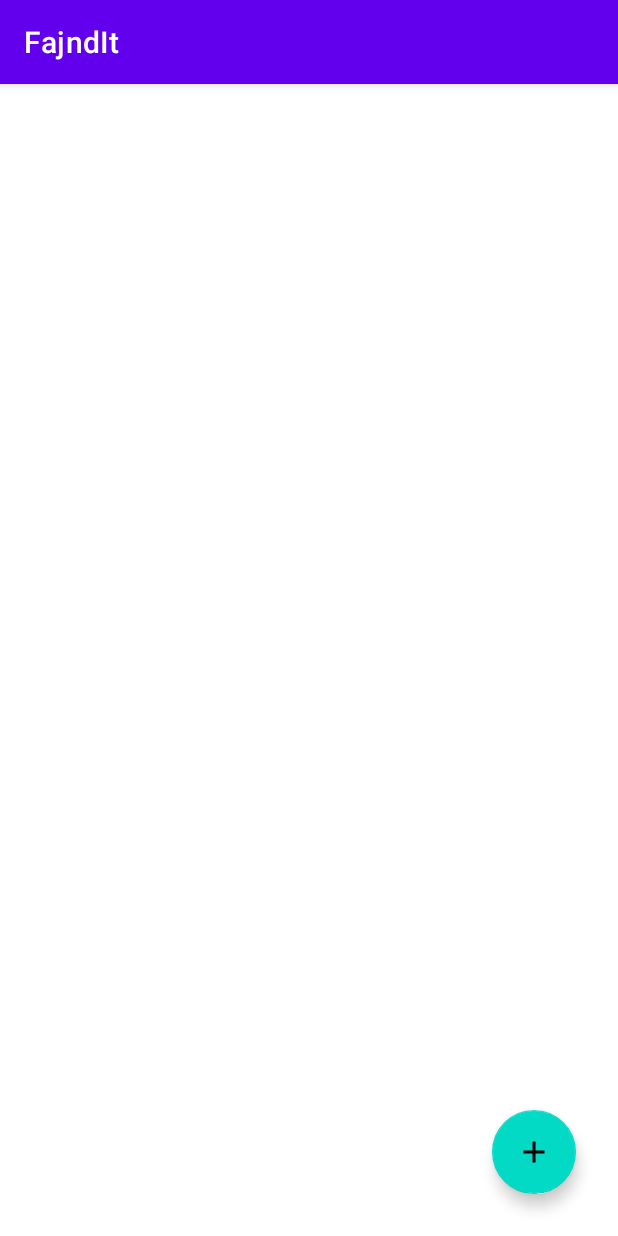
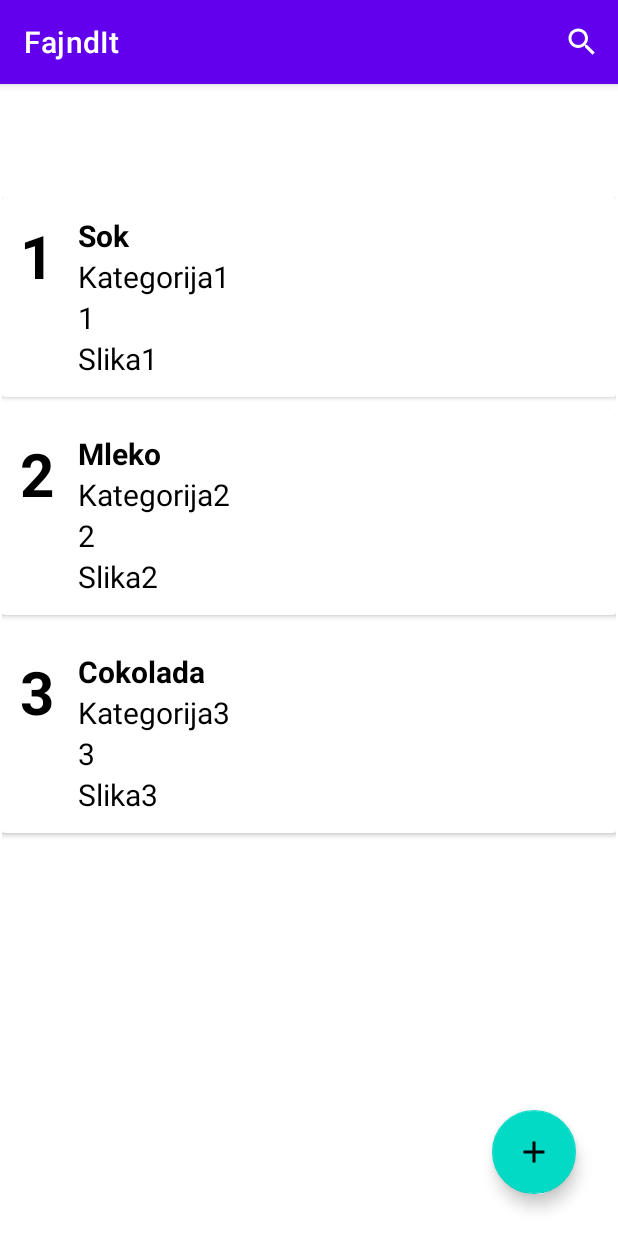
Before and after one commit to Prezely/FajndItApp, an Android app: the screen it shows after launch (MainActivity), on a phone screen of 412 x 824 dp. Run offline under Robolectric (Android 15) with nearby library versions, the phone set to English and light mode, and no system bars.

Commit message:
Brez Baze + Search (ne dela)

```diff
--- a/app/src/main/java/si/uni_lj/fe/tnuv/fajndit2/CustomAdapter.java
+++ b/app/src/main/java/si/uni_lj/fe/tnuv/fajndit2/CustomAdapter.java
@@ -4,31 +4,32 @@ import android.content.Context;
 import android.view.LayoutInflater;
 import android.view.View;
 import android.view.ViewGroup;
+import android.widget.Filter;
+import android.widget.Filterable;
 import android.widget.TextView;
 
 import androidx.annotation.NonNull;
 import androidx.recyclerview.widget.RecyclerView;
 
 import java.util.ArrayList;
+import java.util.List;
 import java.util.zip.Inflater;
 
-public class CustomAdapter extends RecyclerView.Adapter<CustomAdapter.MyViewHolder> {
+public class CustomAdapter extends RecyclerView.Adapter<CustomAdapter.MyViewHolder> implements Filterable {
 
     private Context context;
-    private ArrayList izdelek_id,  izdelek_ime, izdelek_kategorija, izdelek_cena, izdelek_slika;
+
+    private List<Izdelek> vsiIzdelki;
+
+    private List<Izdelek> izbraniIzdelki;
+
+
 
     CustomAdapter(Context context,
-                  ArrayList izdelek_id,
-                  ArrayList izdelek_ime,
-                  ArrayList izdelek_kategorija,
-                  ArrayList izdelek_cena,
-                  ArrayList izdelek_slika){
+                  List<Izdelek> vsiIzdelki){
         this.context = context;
-        this.izdelek_id = izdelek_id;
-        this.izdelek_ime = izdelek_ime;
-        this.izdelek_kategorija = izdelek_kategorija;
-        this.izdelek_cena = izdelek_cena;
-        this.izdelek_slika = izdelek_slika;
+        this.vsiIzdelki = vsiIzdelki;
+        izbraniIzdelki = new ArrayList<>(vsiIzdelki);
     }
 
     @NonNull
@@ -42,16 +43,16 @@ public class CustomAdapter extends RecyclerView.Adapter<CustomAdapter.MyViewHold
 
     @Override
     public void onBindViewHolder(@NonNull MyViewHolder holder, int position) {
-        holder.izdelek_id_txt.setText(String.valueOf(izdelek_id.get(position)));
-        holder.izdelek_ime_txt.setText(String.valueOf(izdelek_ime.get(position)));
-        holder.izdelek_kategorija_txt.setText(String.valueOf(izdelek_kategorija.get(position)));
-        holder.izdelek_cena_txt.setText(String.valueOf(izdelek_cena.get(position)));
-        holder.izdelek_slika_txt.setText(String.valueOf(izdelek_slika.get(position)));
+        holder.izdelek_id_txt.setText(String.valueOf(vsiIzdelki.get(position).getId()));
+        holder.izdelek_ime_txt.setText(String.valueOf(vsiIzdelki.get(position).getIme()));
+        holder.izdelek_kategorija_txt.setText(String.valueOf(vsiIzdelki.get(position).getKategorija()));
+        holder.izdelek_cena_txt.setText(String.valueOf(vsiIzdelki.get(position).getCena()));
+        holder.izdelek_slika_txt.setText(String.valueOf(vsiIzdelki.get(position).getSlika()));
     }
 
     @Override
     public int getItemCount() {
-        return izdelek_id.size();
+        return vsiIzdelki.size();
     }
 
     public class MyViewHolder extends RecyclerView.ViewHolder {
@@ -67,4 +68,49 @@ public class CustomAdapter extends RecyclerView.Adapter<CustomAdapter.MyViewHold
 
         }
     }
+
+    @Override
+    public Filter getFilter() {
+        return filterIzdelkov;
+    }
+
+    private Filter filterIzdelkov = new Filter() {
+        @Override
+        protected FilterResults performFiltering(CharSequence charSequence) {
+
+            List<Izdelek> filtriraniIzdelki = new ArrayList<>();
+
+            if (charSequence == null || charSequence.length() == 0) {
+                filtriraniIzdelki.addAll(izbraniIzdelki);
+            }
+            else {
+                String filterPattern = charSequence.toString().toLowerCase().trim();
+
+                for (Izdelek izdelek : izbraniIzdelki) {
+
+                    if (izdelek.getIme().toLowerCase().contains(filterPattern)) {
+                        filtriraniIzdelki.add(izdelek);
+                    }
+                }
+            }
+
+            FilterResults results = new FilterResults();
+            results.values = filtriraniIzdelki;
+            return results;
+        }
+
+        @Override
+        protected void publishResults(CharSequence charSequence, FilterResults filterResults) {
+            izbraniIzdelki.clear();
+
+            System.out.println("Filtriraj");
+
+
+            izbraniIzdelki.addAll((List) filterResults.values);
+
+            System.out.println(filterResults.values);
+
+            notifyDataSetChanged();
+        }
+    };
 }
--- /dev/null
+++ b/app/src/main/java/si/uni_lj/fe/tnuv/fajndit2/Izdelek.java
@@ -0,0 +1,43 @@
+package si.uni_lj.fe.tnuv.fajndit2;
+
+import android.graphics.Bitmap;
+
+public class Izdelek {
+
+    private String uid;
+    private String uime;
+    private String ukategorija;
+    private int ucena;
+    private String uslika;
+
+    public Izdelek(String id, String ime, String kategorija, int cena, String slika) {
+        uid = id;
+        uime = ime;
+        ukategorija = kategorija;
+        ucena = cena;
+        uslika = slika;
+    }
+
+    public void setId(String id) { uid = id; }
+    public String getId() {
+        return uid;
+    }
+
+    public void setIme(String ime) { uime = ime; }
+    public String getIme() { return uime; }
+
+    public void setKategorija(String kategorija) { ukategorija = kategorija; }
+    public String getKategorija() {
+        return ukategorija;
+    }
+
+    public void setCena(int cena) { ucena = cena; }
+    public int getCena() {
+        return ucena;
+    }
+
+    public void setSlika(String slika) { uslika = slika; }
+    public String getSlika() {
+        return uslika;
+    }
+}
--- a/app/src/main/java/si/uni_lj/fe/tnuv/fajndit2/MainActivity.java
+++ b/app/src/main/java/si/uni_lj/fe/tnuv/fajndit2/MainActivity.java
@@ -6,13 +6,19 @@ import androidx.recyclerview.widget.RecyclerView;
 
 import android.content.Intent;
 import android.database.Cursor;
+import android.graphics.BitmapFactory;
 import android.os.Bundle;
+import android.view.Menu;
+import android.view.MenuInflater;
+import android.view.MenuItem;
 import android.view.View;
+import android.widget.SearchView;
 import android.widget.Toast;
 
 import com.google.android.material.floatingactionbutton.FloatingActionButton;
 
 import java.util.ArrayList;
+import java.util.List;
 
 public class MainActivity extends AppCompatActivity {
 
@@ -20,7 +26,12 @@ public class MainActivity extends AppCompatActivity {
     FloatingActionButton add_button;
 
     MyDatabseHelper myDB;
-    ArrayList<String> izdelek_id, izdelek_ime, izdelek_kategorija, izdelek_cena, izdelek_slika;
+
+    ArrayList<String> izdelek_id;
+    ArrayList<String> izdelek_ime;
+    ArrayList<String> izdelek_kategorija;
+    ArrayList<String> izdelek_cena;
+    ArrayList<String> izdelek_slika;
 
     CustomAdapter customAdapter;
 
@@ -28,6 +39,12 @@ public class MainActivity extends AppCompatActivity {
     protected void onCreate(Bundle savedInstanceState) {
         super.onCreate(savedInstanceState);
         setContentView(R.layout.activity_main);
+
+        List<Izdelek> vsiIzdelki = new ArrayList<Izdelek>();
+
+        vsiIzdelki.add(new Izdelek("1", "Sok", "Kategorija1", 1, "Slika1"));
+        vsiIzdelki.add(new Izdelek("2", "Mleko", "Kategorija2", 2, "Slika2"));
+        vsiIzdelki.add(new Izdelek("3", "Cokolada", "Kategorija3", 3, "Slika3"));
 
         recView = findViewById(R.id.recycleView);
         add_button = findViewById(R.id.add_button);
@@ -46,11 +63,52 @@ public class MainActivity extends AppCompatActivity {
         izdelek_cena = new ArrayList<>();
         izdelek_slika = new ArrayList<>();
 
-        storeDataInArrays();
+        //storeDataInArrays();
 
-        customAdapter = new CustomAdapter(MainActivity.this, izdelek_id, izdelek_ime, izdelek_kategorija, izdelek_cena, izdelek_slika);
+        izdelek_id.add("1");
+        izdelek_ime.add("Sok");
+        izdelek_kategorija.add("Pijača");
+        izdelek_cena.add("1.99");
+        izdelek_slika.add("Slika1");
+
+        izdelek_id.add("2");
+        izdelek_ime.add("Mleko");
+        izdelek_kategorija.add("Mlečni Izdelki");
+        izdelek_cena.add("2.99");
+        izdelek_slika.add("Slika2");
+
+        izdelek_id.add("3");
+        izdelek_ime.add("Čokolada");
+        izdelek_kategorija.add("Prigrizki");
+        izdelek_cena.add("3.99");
+        izdelek_slika.add("Slika3");
+
+        customAdapter = new CustomAdapter(MainActivity.this, vsiIzdelki/*izdelek_id, izdelek_ime, izdelek_kategorija, izdelek_cena, izdelek_slika*/);
         recView.setAdapter(customAdapter);
         recView.setLayoutManager(new LinearLayoutManager(MainActivity.this));
+    }
+
+    @Override
+    public boolean onCreateOptionsMenu(Menu menu) {
+        MenuInflater inflater = getMenuInflater();
+        inflater.inflate(R.menu.meni, menu);
+
+        MenuItem searchItem = menu.findItem(R.id.action_search);
+        SearchView searchView = (SearchView) searchItem.getActionView();
+
+        searchView.setOnQueryTextListener(new SearchView.OnQueryTextListener() {
+            @Override
+            public boolean onQueryTextSubmit(String s) {
+                return false;
+            }
+
+            @Override
+            public boolean onQueryTextChange(String s) {
+                customAdapter.getFilter().filter(s);
+                return true;
+            }
+        });
+        return true;
     }
 
     void storeDataInArrays(){
@@ -65,7 +123,6 @@ public class MainActivity extends AppCompatActivity {
                 izdelek_kategorija.add(cursor.getString(2));
                 izdelek_cena.add(cursor.getString(3));
                 izdelek_slika.add(cursor.getString(4));
-
             }
         }
     }
--- /dev/null
+++ b/app/src/main/res/drawable/search.xml
@@ -0,0 +1,10 @@
+<vector xmlns:android="http://schemas.android.com/apk/res/android"
+    android:width="24dp"
+    android:height="24dp"
+    android:viewportWidth="24"
+    android:viewportHeight="24"
+    android:tint="?attr/colorControlNormal">
+  <path
+      android:fillColor="@android:color/white"
+      android:pathData="M15.5,14h-0.79l-0.28,-0.27C15.41,12.59 16,11.11 16,9.5 16,5.91 13.09,3 9.5,3S3,5.91 3,9.5 5.91,16 9.5,16c1.61,0 3.09,-0.59 4.23,-1.57l0.27,0.28v0.79l5,4.99L20.49,19l-4.99,-5zM9.5,14C7.01,14 5,11.99 5,9.5S7.01,5 9.5,5 14,7.01 14,9.5 11.99,14 9.5,14z"/>
+</vector>
--- /dev/null
+++ b/app/src/main/res/menu/meni.xml
@@ -0,0 +1,13 @@
+<?xml version="1.0" encoding="utf-8"?>
+<menu xmlns:android="http://schemas.android.com/apk/res/android"
+    xmlns:app="http://schemas.android.com/apk/res-auto">
+
+    <item
+        android:id="@+id/action_search"
+        android:icon="@drawable/search"
+        android:title="Search"
+        app:showAsAction="ifRoom|withText"
+        app:actionViewClass="android.widget.SearchView" />
+
+
+</menu>
```
Also changed, not shown: 2 other files.
